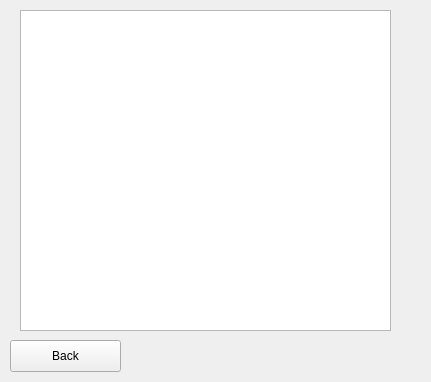
First picture: the form in MealReccomenderGUI/reccomendations.ui, repository rollegocoaster/DataStructTest, before the edit.
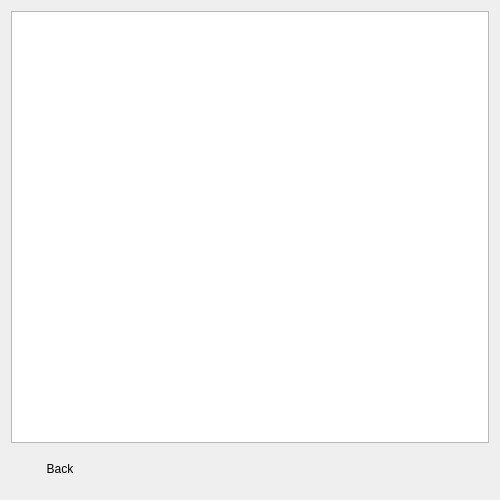
Second picture: the form after the edit.

Diff of the .ui file:
```diff
--- a/MealReccomenderGUI/reccomendations.ui
+++ b/MealReccomenderGUI/reccomendations.ui
@@ -6,8 +6,8 @@
    <rect>
     <x>0</x>
     <y>0</y>
-    <width>431</width>
-    <height>382</height>
+    <width>500</width>
+    <height>500</height>
    </rect>
   </property>
   <property name="sizePolicy">
@@ -22,35 +22,59 @@
   <property name="autoFillBackground">
    <bool>true</bool>
   </property>
+  <layout class="QVBoxLayout" name="verticalLayout">
+   <item>
+    <widget class="QTextEdit" name="TextDisplay">
+     <property name="autoFillBackground">
+      <bool>true</bool>
+     </property>
+     <property name="readOnly">
+      <bool>true</bool>
+     </property>
+    </widget>
+   </item>
+   <item>
+    <widget class="QFrame" name="frame">
+     <property name="frameShape">
+      <enum>QFrame::NoFrame</enum>
+     </property>
+     <property name="frameShadow">
+      <enum>QFrame::Plain</enum>
+     </property>
+     <property name="lineWidth">
+      <number>0</number>
+     </property>
+     <layout class="QHBoxLayout" name="horizontalLayout">
+      <item>
   <widget class="QPushButton" name="backButton">
-   <property name="geometry">
-    <rect>
-     <x>10</x>
-     <y>340</y>
-     <width>111</width>
-     <height>32</height>
-    </rect>
+        <property name="autoFillBackground">
+         <bool>true</bool>
    </property>
    <property name="text">
     <string>Back</string>
    </property>
-  </widget>
-  <widget class="QTextEdit" name="TextDisplay">
-   <property name="geometry">
-    <rect>
-     <x>20</x>
-     <y>10</y>
-     <width>371</width>
-     <height>321</height>
-    </rect>
-   </property>
-   <property name="autoFillBackground">
+        <property name="flat">
     <bool>true</bool>
    </property>
-   <property name="readOnly">
-    <bool>true</bool>
-   </property>
-  </widget>
+       </widget>
+      </item>
+      <item>
+       <spacer name="horizontalSpacer">
+        <property name="orientation">
+         <enum>Qt::Horizontal</enum>
+        </property>
+        <property name="sizeHint" stdset="0">
+         <size>
+          <width>40</width>
+          <height>20</height>
+         </size>
+        </property>
+       </spacer>
+      </item>
+     </layout>
+    </widget>
+   </item>
+  </layout>
  </widget>
  <resources/>
  <connections/>
```
Lines whose indentation alone changed are shown as unchanged.
